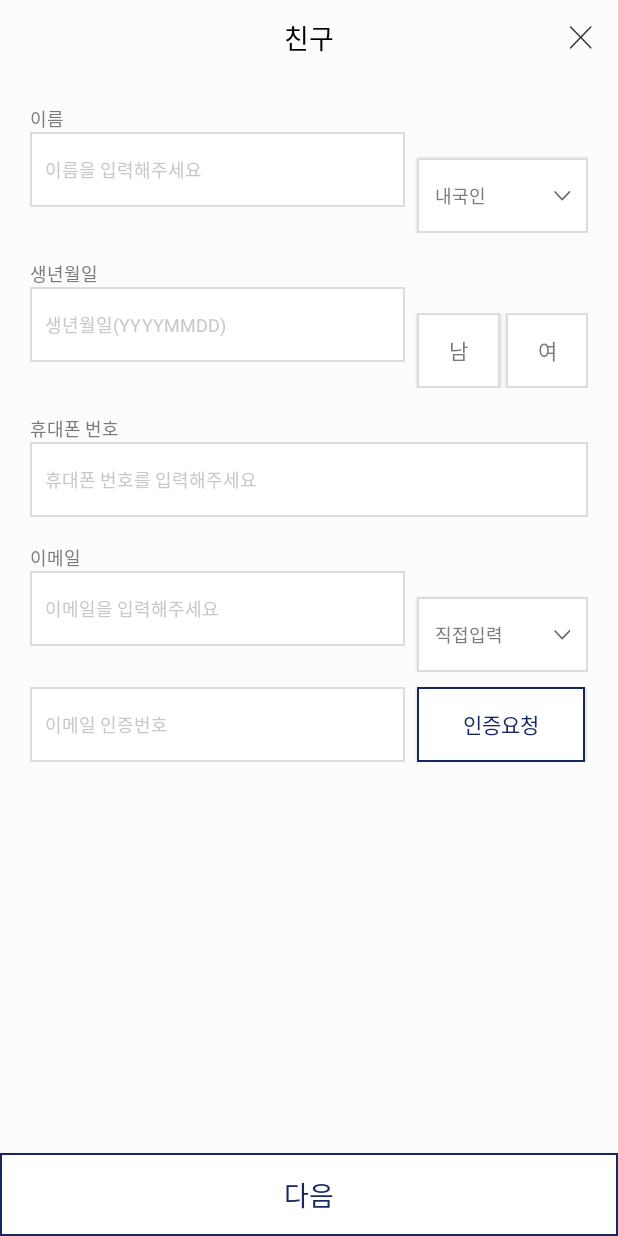
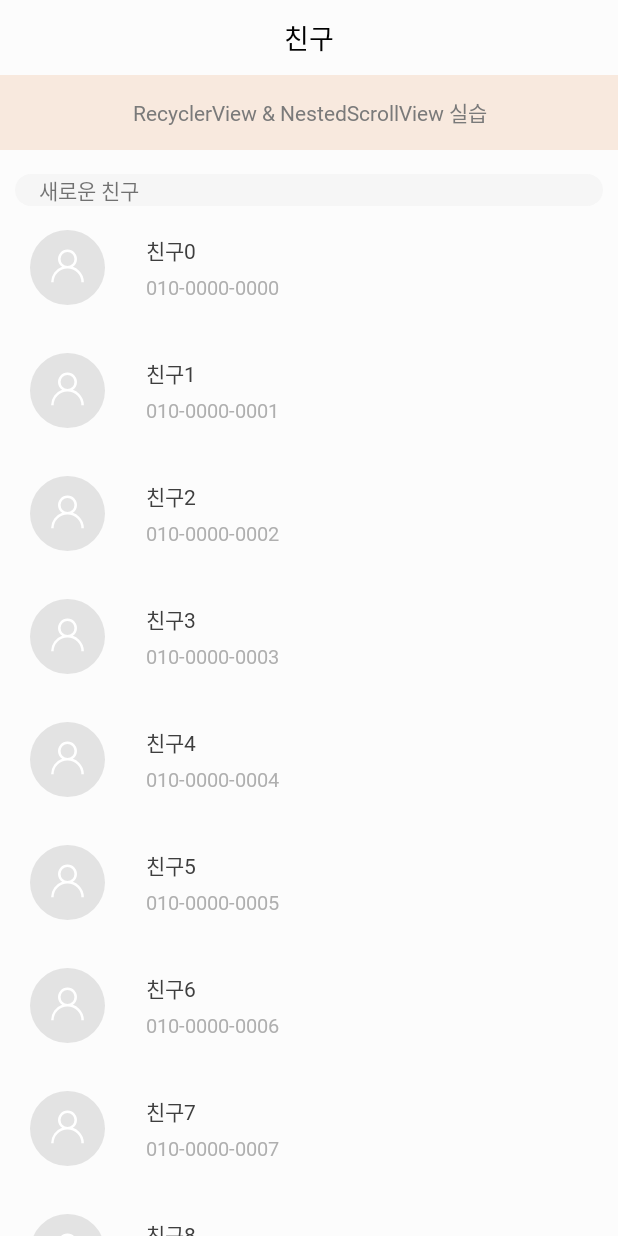
Before and after one commit to nueag/tia-assignment, an Android app: the screen it shows after launch (EditTextView before the commit, NestedScrollView after it), on a phone screen of 412 x 824 dp. Run offline under Robolectric (Android 15) with nearby library versions, the phone set to English and light mode, and no system bars.

Commit message:
nearly completed..

```diff
--- a/app/src/main/AndroidManifest.xml
+++ b/app/src/main/AndroidManifest.xml
@@ -20,6 +20,7 @@
             </intent-filter>
         </activity>
         <activity android:name=".EditTextView"/>
+        <activity android:name=".NestedScrollView"/>
 
     </application>
 
--- /dev/null
+++ b/app/src/main/java/com/example/tiaapplication/CustomAdapter.java
@@ -0,0 +1,57 @@
+package com.example.tiaapplication;
+
+import android.view.LayoutInflater;
+import android.view.View;
+import android.view.ViewGroup;
+import android.widget.ImageView;
+import android.widget.TextView;
+
+import androidx.annotation.NonNull;
+import androidx.recyclerview.widget.RecyclerView;
+
+import org.w3c.dom.Text;
+
+import java.util.List;
+
+public class CustomAdapter extends RecyclerView.Adapter<CustomAdapter.ViewHolder> {
+    private List<User> localDataSet;
+
+    public CustomAdapter(List<User> testDataSet) {
+        localDataSet = testDataSet;
+    }
+
+    public static class ViewHolder extends RecyclerView.ViewHolder {
+        private TextView userName;
+        private TextView phoneNumber;
+        public ViewHolder(@NonNull View itemView) {
+            super(itemView);
+            userName = itemView.findViewById(R.id.user_name_title);
+            phoneNumber = itemView.findViewById(R.id.user_phone_number);
+        }
+        public TextView getUserName() {
+            return userName;
+        }
+        public TextView getPhoneNumber() {
+            return phoneNumber;
+        }
+    }
+    @NonNull
+    @Override
+    public CustomAdapter.ViewHolder onCreateViewHolder(@NonNull ViewGroup parent, int viewType) {
+        View view = LayoutInflater.from(parent.getContext())
+                .inflate(R.layout.nestedscrollview_adapter, parent, false);
+
+        return new ViewHolder(view);
+    }
+
+    @Override
+    public void onBindViewHolder(@NonNull CustomAdapter.ViewHolder holder, int position) {
+        holder.userName.setText(localDataSet.get(position).getName());
+        holder.phoneNumber.setText(localDataSet.get(position).getPhoneNumber());
+    }
+
+    @Override
+    public int getItemCount() {
+        return localDataSet.size();
+    }
+}
--- a/app/src/main/java/com/example/tiaapplication/EditTextView.java
+++ b/app/src/main/java/com/example/tiaapplication/EditTextView.java
@@ -20,6 +20,11 @@ import android.widget.ImageButton;
 
 import androidx.annotation.Nullable;
 import androidx.appcompat.app.AppCompatActivity;
+import androidx.recyclerview.widget.LinearLayoutManager;
+import androidx.recyclerview.widget.RecyclerView;
+
+import java.util.ArrayList;
+import java.util.List;
 
 
 public class EditTextView extends AppCompatActivity {
--- a/app/src/main/java/com/example/tiaapplication/Init.java
+++ b/app/src/main/java/com/example/tiaapplication/Init.java
@@ -12,7 +12,7 @@ public class Init extends AppCompatActivity {
     protected void onCreate(@Nullable Bundle savedInstanceState) {
         super.onCreate(savedInstanceState);
 
-        Intent intent = new Intent(getApplicationContext(), EditTextView.class);
+        Intent intent = new Intent(getApplicationContext(), NestedScrollView.class);
         startActivity(intent);
         finish();
     }
--- a/app/src/main/java/com/example/tiaapplication/NestedScrollView.java
+++ b/app/src/main/java/com/example/tiaapplication/NestedScrollView.java
@@ -1,4 +1,31 @@
 package com.example.tiaapplication;
 
-public class NestedScrollView {
+import android.content.Context;
+import android.os.Bundle;
+
+import androidx.appcompat.app.AppCompatActivity;
+import androidx.recyclerview.widget.LinearLayoutManager;
+import androidx.recyclerview.widget.RecyclerView;
+
+import java.util.ArrayList;
+import java.util.List;
+
+public class NestedScrollView extends AppCompatActivity {
+    @Override
+    protected void onCreate(Bundle savedInstanceState) {
+        super.onCreate(savedInstanceState);
+        setContentView(R.layout.nestedscrollview);
+
+        List<User> testDataSet = new ArrayList<>();
+        for (int i = 0; i < 10; i++) {
+            testDataSet.add(new User("친구" + i, "010-0000-000"+i));
+        }
+        //========================================================
+
+        RecyclerView recyclerView = findViewById(R.id.recyclerView);
+        recyclerView.setLayoutManager(new LinearLayoutManager(this));
+
+        CustomAdapter customAdapter = new CustomAdapter(testDataSet);
+        recyclerView.setAdapter(customAdapter);
+    }
 }
--- /dev/null
+++ b/app/src/main/java/com/example/tiaapplication/User.java
@@ -0,0 +1,18 @@
+package com.example.tiaapplication;
+
+public class User {
+    private final String name;
+    private final String phoneNumber;
+
+    public User(String name, String phoneNumber) {
+        this.name = name;
+        this.phoneNumber = phoneNumber;
+    }
+
+    public String getName() {
+        return this.name;
+    }
+    public String getPhoneNumber() {
+        return this.phoneNumber;
+    }
+}
--- a/app/src/main/res/layout/nestedscrollview.xml
+++ b/app/src/main/res/layout/nestedscrollview.xml
@@ -74,11 +74,5 @@
         app:layout_constraintTop_toBottomOf="@+id/recyclerView"
         tools:ignore="MissingConstraints" />
 
-    <androidx.recyclerview.widget.RecyclerView
-        android:id="@+id/recyclerView_friend"
-        android:layout_width="match_parent"
-        android:layout_height="wrap_content"
-        app:layout_constraintTop_toBottomOf="@+id/friend_bar"/>
-
 
 </androidx.constraintlayout.widget.ConstraintLayout>
--- a/app/src/main/res/layout/nestedscrollview_adapter.xml
+++ b/app/src/main/res/layout/nestedscrollview_adapter.xml
@@ -3,44 +3,63 @@
     xmlns:app="http://schemas.android.com/apk/res-auto"
     xmlns:tools="http://schemas.android.com/tools"
     android:layout_width="match_parent"
-    android:layout_height="wrap_content"
-    android:paddingBottom="8dp">
+    android:layout_height="66dp"
+    android:layout_marginStart="20dp"
+    android:layout_marginTop="8dp"
+    android:layout_marginEnd="20dp"
+    android:layout_marginBottom="8dp">
 
     <ImageView
         android:id="@+id/profile"
         android:layout_width="50dp"
         android:layout_height="50dp"
-        android:layout_marginStart="20dp"
-        android:layout_marginTop="8dp"
-        android:layout_marginEnd="27dp"
         android:background="@drawable/profile"
-        app:layout_constraintEnd_toStartOf="@+id/user_name_title"
+        app:layout_constraintBottom_toBottomOf="parent"
         app:layout_constraintStart_toStartOf="parent"
         app:layout_constraintTop_toTopOf="parent"
         tools:ignore="MissingConstraints" />
 
+    <androidx.constraintlayout.widget.ConstraintLayout
+        android:id="@+id/detail_layout"
+        android:layout_width="0dp"
+        android:layout_height="50dp"
+        android:paddingStart="27dp"
+        android:paddingEnd="20dp"
+        app:layout_constraintBottom_toBottomOf="@id/profile"
+        app:layout_constraintEnd_toEndOf="parent"
+        app:layout_constraintStart_toEndOf="@+id/profile"
+        app:layout_constraintTop_toTopOf="@+id/profile">
+
         <TextView
             android:id="@+id/user_name_title"
-        android:layout_width="wrap_content"
+            android:layout_width="0dp"
             android:layout_height="wrap_content"
+            android:layout_marginBottom="2dp"
+            android:includeFontPadding="false"
             android:fontFamily="@font/notosans_regular_ttf"
-        android:text="@string/new_friend"
+            android:text="@string/edit_text_title"
             android:textColor="@color/user_name"
             android:textSize="14sp"
-        app:layout_constraintStart_toEndOf="@+id/profile"
-        tools:ignore="MissingConstraints" />
+            app:layout_constraintBottom_toTopOf="@+id/user_phone_number"
+            app:layout_constraintEnd_toEndOf="parent"
+            app:layout_constraintStart_toStartOf="parent"
+            app:layout_constraintTop_toTopOf="parent" />
 
         <TextView
             android:id="@+id/user_phone_number"
-        android:layout_width="wrap_content"
+            android:layout_width="0dp"
             android:layout_height="wrap_content"
+            android:layout_marginTop="2dp"
+            android:includeFontPadding="false"
             android:fontFamily="@font/notosans_regular_ttf"
-        android:text="@string/new_friend"
+            android:text="@string/user_phone_number"
             android:textColor="@color/user_phone_number"
             android:textSize="13sp"
-        app:layout_constraintStart_toEndOf="@+id/profile"
-        app:layout_constraintTop_toBottomOf="@+id/user_name_title"
-        tools:ignore="MissingConstraints" />
+            app:layout_constraintBottom_toBottomOf="parent"
+            app:layout_constraintEnd_toEndOf="parent"
+            app:layout_constraintStart_toStartOf="parent"
+            app:layout_constraintTop_toBottomOf="@+id/user_name_title" />
+    </androidx.constraintlayout.widget.ConstraintLayout>
 
 
 </androidx.constraintlayout.widget.ConstraintLayout>
--- a/app/src/main/res/values/strings.xml
+++ b/app/src/main/res/values/strings.xml
@@ -16,4 +16,5 @@
     <string name="name_button">내국인</string>
     <string name="edit_text_sub_title">RecyclerView &amp; NestedScrollView 실습</string>
     <string name="new_friend">새로운 친구</string>
+    <string name="user_phone_number">010-0000-0000</string>
 </resources>
```
Lines whose indentation alone changed are shown as unchanged.
